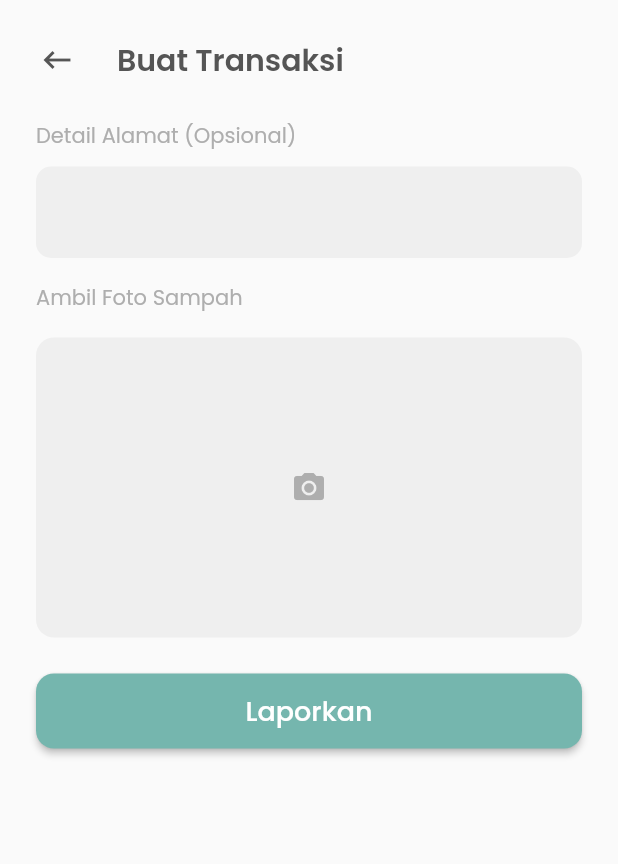
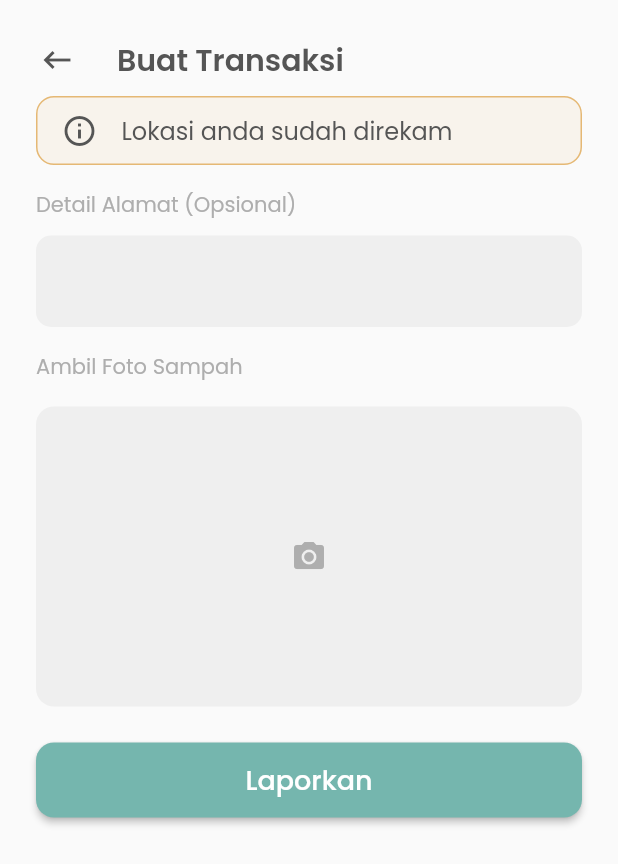
Before and after one commit to seikosantana/gampah, a Flutter app: the RegisterTransaction screen opened by its route, on a phone screen of 412 x 824 dp. Shown: the top 864 px of the screen. Run offline on Flutter 3.47's test engine with Material 2 defaults, Android fonts, the phone set to English and light mode, and no system bars; our stand-ins replace flutter_svg, geolocator, google_fonts, image_picker, lottie, shared_preferences; missing offline and left inert: maps_launcher, splash_screen_view; accounts and stored records are empty; network calls fail; project files that could hold a hidden picture were left out.

Commit message:
create widget alert for information current location user is track on systerm

```diff
--- a/lib/ui/pages/page_transaction_register.dart
+++ b/lib/ui/pages/page_transaction_register.dart
@@ -113,6 +113,34 @@ class _RegisterTransactionState extends State<RegisterTransaction> {
     );
   }
 
+  Widget _alertWarning() {
+    return Container(
+      width: MediaQuery.of(context).size.width,
+      padding: EdgeInsets.symmetric(horizontal: 16, vertical: 10),
+      margin: EdgeInsets.symmetric(horizontal: 24),
+      decoration: BoxDecoration(
+        color: yellowColor.withOpacity(0.1),
+        borderRadius: BorderRadius.circular(12),
+        border: Border.all(color: yellowColor, width: 1),
+      ),
+      child: Row(
+        children: [
+          Icon(
+            Icons.info_outline,
+            color: darkGreyColor,
+          ),
+          SizedBox(
+            width: 16,
+          ),
+          Text(
+            "Lokasi anda sudah direkam",
+            style: appTextTheme.bodyText1!.copyWith(color: darkGreyColor),
+          ),
+        ],
+      ),
+    );
+  }
+
   @override
   Widget build(BuildContext context) {
     TransactionProvider transactionProvider =
@@ -159,6 +187,7 @@ class _RegisterTransactionState extends State<RegisterTransaction> {
             crossAxisAlignment: CrossAxisAlignment.start,
             children: [
               _toolbar(),
+              _alertWarning(),
               _textField(context),
               _customButton(handleTransaction),
             ],
```
